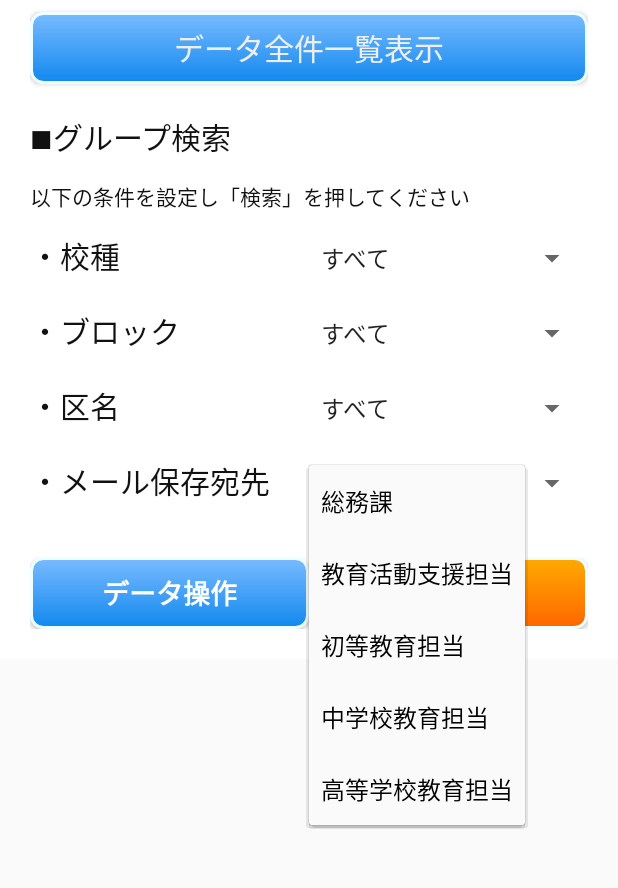
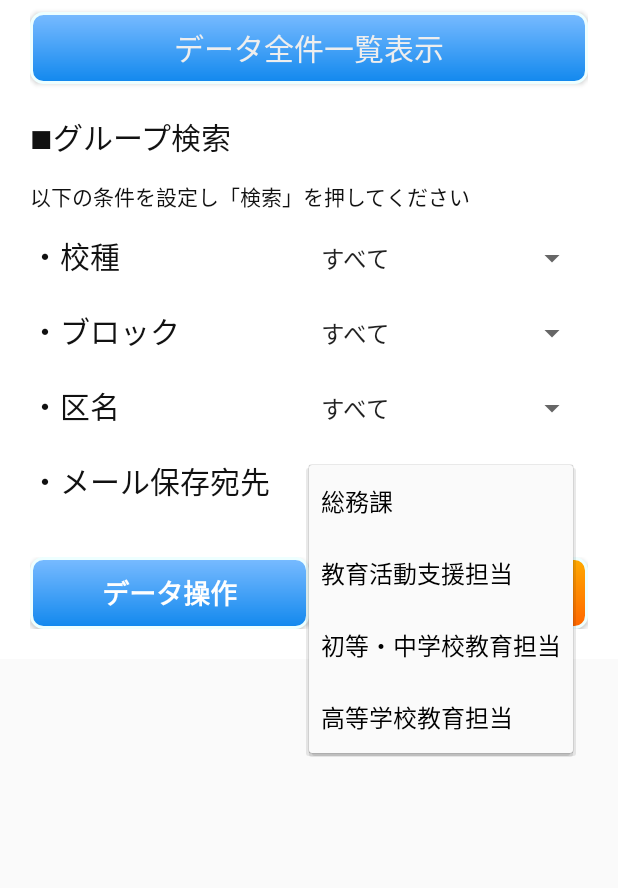
Before and after one commit to tadakazu1972/renrakumouEducationandroid, an Android app: the screen it shows after launch (EarthquakeActivity), after a tap on "総務課", on a phone screen of 412 x 824 dp, the part 66-954 px from its top. Run offline under Robolectric (Android 15) with nearby library versions, the phone set to English and light mode, and no system bars; libraries missing offline, so code that uses them is left out: net.sqlcipher.database; 2 statements that could not run were skipped.

Commit message:
5B-8B削除(1B-4B)、中学校教育担当削除(初等・中学校教育担当)

```diff
--- a/app/src/main/java/tadakazu1972/fireemergency/DataActivity.java
+++ b/app/src/main/java/tadakazu1972/fireemergency/DataActivity.java
@@ -442,10 +442,6 @@ public class DataActivity extends AppCompatActivity {
         if (_syozoku0.equals("2B")){ _syozokuParentPos=1; }
         if (_syozoku0.equals("3B")){ _syozokuParentPos=2; }
         if (_syozoku0.equals("4B")){ _syozokuParentPos=3; }
-        if (_syozoku0.equals("5B")){ _syozokuParentPos=4; }
-        if (_syozoku0.equals("6B")){ _syozokuParentPos=5; }
-        if (_syozoku0.equals("7B")){ _syozokuParentPos=6; }
-        if (_syozoku0.equals("8B")){ _syozokuParentPos=7; }
         editSyozoku.setSelection(_syozokuParentPos);
         //区名のスピナー初期設定
         _syozokuPos=0;
--- a/app/src/main/java/tadakazu1972/fireemergency/EarthquakeActivity.java
+++ b/app/src/main/java/tadakazu1972/fireemergency/EarthquakeActivity.java
@@ -334,13 +334,9 @@ public class EarthquakeActivity extends AppCompatActivity {
                     toAddress[0] = "ua0013@city.osaka.lg.jp";
                     sp.edit().putString("toAddress", "ua0013@city.osaka.lg.jp").apply();
                 }
-                if (toSection2.equals("初等教育担当")) {
+                if (toSection2.equals("初等・中学校教育担当")) {
                     toAddress[0] = "ua0014@city.osaka.lg.jp";
                     sp.edit().putString("toAddress", "ua0014@city.osaka.lg.jp").apply();
-                }
-                if (toSection2.equals("中学校教育担当")) {
-                    toAddress[0] = "ua0015@city.osaka.lg.jp";
-                    sp.edit().putString("toAddress", "ua0015@city.osaka.lg.jp").apply();
                 }
                 if (toSection2.equals("高等学校教育担当")) {
                     toAddress[0] = "ua0017@city.osaka.lg.jp";
--- a/app/src/main/res/values/arrays.xml
+++ b/app/src/main/res/values/arrays.xml
@@ -11,10 +11,6 @@
         <item>2B</item>
         <item>3B</item>
         <item>4B</item>
-        <item>5B</item>
-        <item>6B</item>
-        <item>7B</item>
-        <item>8B</item>
     </string-array>
     <string-array name="firestation0">
         <item>北区</item>
@@ -58,10 +54,6 @@
         <item>2B</item>
         <item>3B</item>
         <item>4B</item>
-        <item>5B</item>
-        <item>6B</item>
-        <item>7B</item>
-        <item>8B</item>
     </string-array>
     <string-array name="firestationB0">
         <item>すべて</item>
@@ -93,8 +85,7 @@
     <string-array name="fromSection">
         <item>総務課</item>
         <item>教育活動支援担当</item>
-        <item>初等教育担当</item>
-        <item>中学校教育担当</item>
+        <item>初等・中学校教育担当</item>
         <item>高等学校教育担当</item>
     </string-array>
     <string-array name="kinmuB">
```
